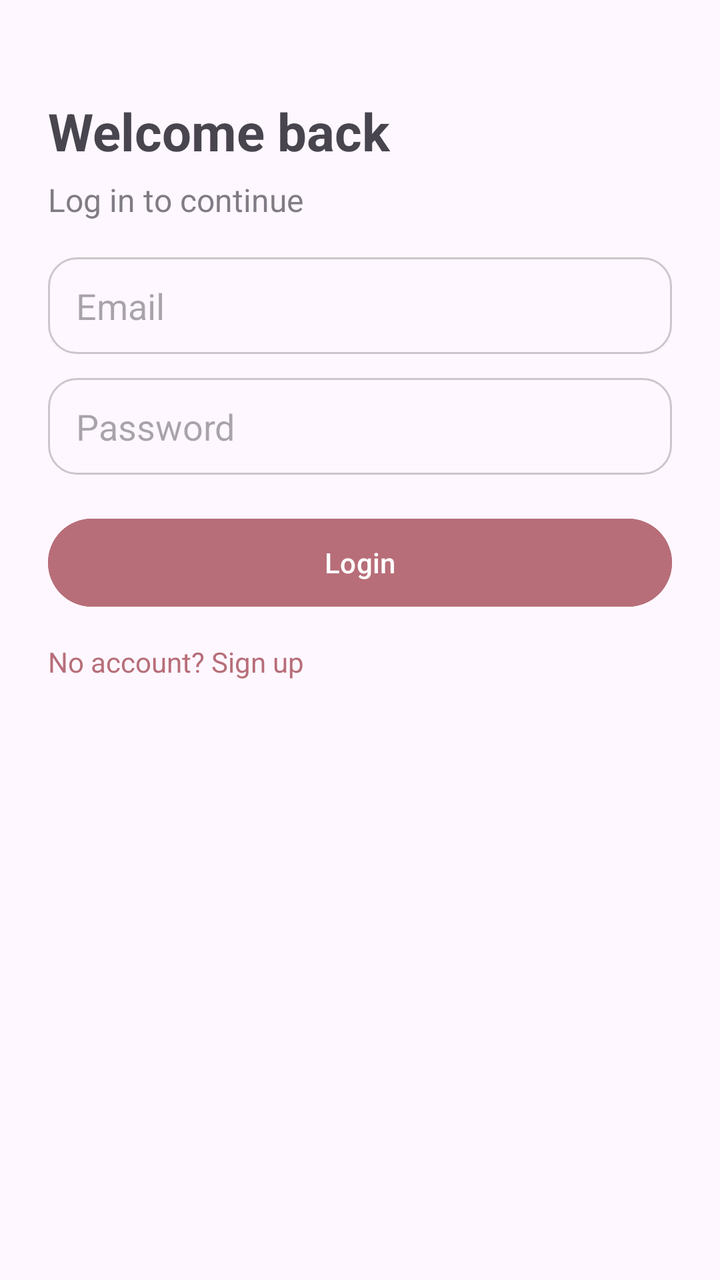
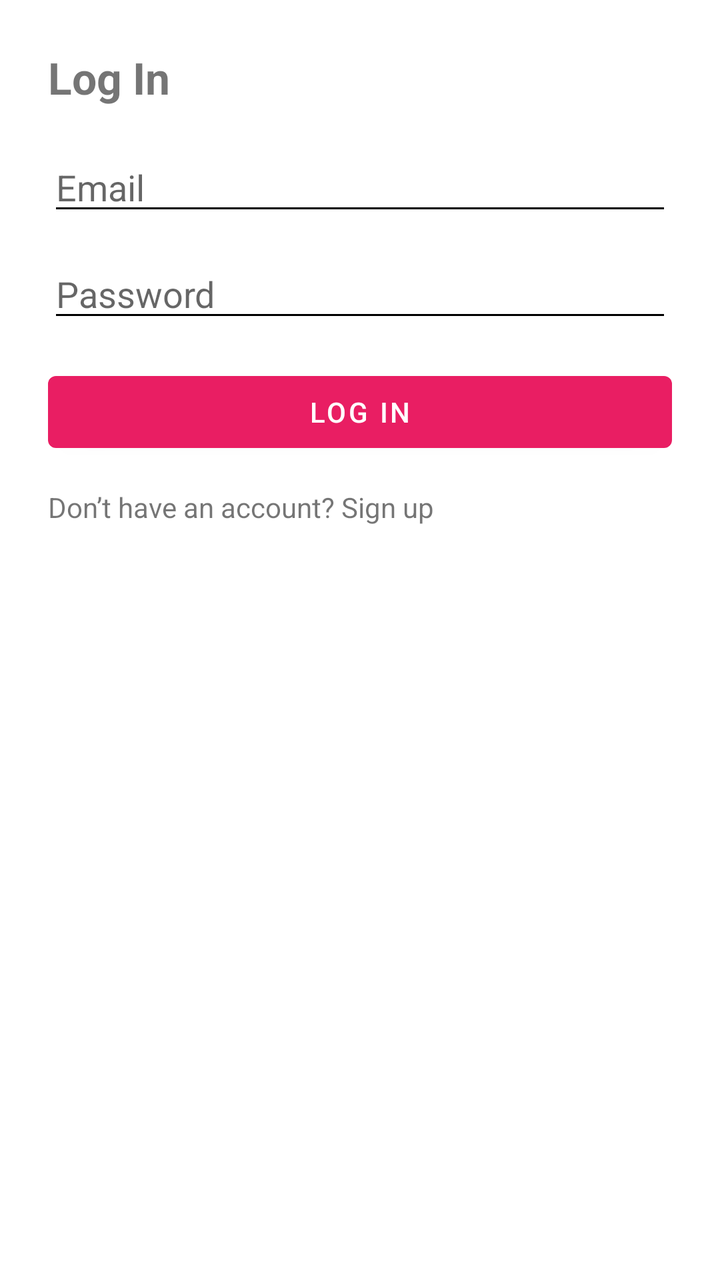

An Android layout rendered at two revisions. The XML below is the earlier revision; the diff shows what the commit changed to produce the second picture.
<!-- AndroidManifest.xml: application theme Theme.ValueMatch -->
<!-- res/layout/fragment_login.xml -->
<?xml version="1.0" encoding="utf-8"?>
<ScrollView xmlns:android="http://schemas.android.com/apk/res/android"
    android:layout_width="match_parent"
    android:layout_height="match_parent"
    android:fillViewport="true">

    <LinearLayout
        android:layout_width="match_parent"
        android:layout_height="wrap_content"
        android:orientation="vertical"
        android:padding="24dp">

        <TextView
            android:layout_width="match_parent"
            android:layout_height="wrap_content"
            android:text="Welcome back"
            android:textSize="26sp"
            android:textStyle="bold"
            android:layout_marginTop="24dp"/>

        <TextView
            android:layout_width="match_parent"
            android:layout_height="wrap_content"
            android:text="Log in to continue"
            android:textSize="16sp"
            android:alpha="0.7"
            android:layout_marginTop="6dp"
            android:layout_marginBottom="18dp"/>

        <EditText
            android:id="@+id/emailInput"
            android:layout_width="match_parent"
            android:layout_height="wrap_content"
            android:hint="Email"
            android:inputType="textEmailAddress"
            android:background="@drawable/bg_input"/>

        <EditText
            android:id="@+id/passwordInput"
            android:layout_width="match_parent"
            android:layout_height="wrap_content"
            android:hint="Password"
            android:inputType="textPassword"
            android:layout_marginTop="12dp"
            android:background="@drawable/bg_input"/>

        <Button
            android:id="@+id/loginButton"
            android:layout_width="match_parent"
            android:layout_height="52dp"
            android:text="Login"
            android:textAllCaps="false"
            android:layout_marginTop="18dp"
            android:backgroundTint="@color/rose_gold"
            android:textColor="@android:color/white"/>

        <TextView
            android:id="@+id/goToSignup"
            android:layout_width="wrap_content"
            android:layout_height="wrap_content"
            android:text="No account? Sign up"
            android:textSize="14sp"
            android:layout_marginTop="14dp"
            android:textColor="@color/rose_gold"/>

    </LinearLayout>
</ScrollView>
<!-- resources referenced by this layout -->
<resources>
  <color name="rose_gold">#B76E79</color>
  <!-- drawable bg_input (drawable) -->
  <?xml version="1.0" encoding="utf-8"?>
  <shape xmlns:android="http://schemas.android.com/apk/res/android">
      <solid android:color="@android:color/transparent"/>
      <stroke android:width="1dp" android:color="#33000000"/>
      <corners android:radius="14dp"/>
      <padding
          android:left="14dp"
          android:top="12dp"
          android:right="14dp"
          android:bottom="12dp"/>
  </shape>
  <style name="Theme.ValueMatch" parent="Theme.Material3.DayNight.NoActionBar">
          <item name="colorPrimary">@color/rose_gold</item>
          <item name="colorOnPrimary">@color/text_light</item>
  
          <item name="colorSecondary">@color/rose_gold</item>
          <item name="colorOnSecondary">@color/text_light</item>
  
          <item name="android:statusBarColor">@color/rose_gold</item>
      </style>
  <color name="text_light">#FFFFFF</color>
</resources>

<!-- the commit's change to res/layout/fragment_login.xml (unified diff, before → after) -->
@@ -1,67 +1,44 @@
 <?xml version="1.0" encoding="utf-8"?>
-<ScrollView xmlns:android="http://schemas.android.com/apk/res/android"
+<LinearLayout xmlns:android="http://schemas.android.com/apk/res/android"
     android:layout_width="match_parent"
     android:layout_height="match_parent"
-    android:fillViewport="true">
+    android:orientation="vertical"
+    android:padding="24dp">
 
-    <LinearLayout
+    <TextView
+        android:layout_width="wrap_content"
+        android:layout_height="wrap_content"
+        android:text="@string/login"
+        android:textStyle="bold"
+        android:textSize="22sp"
+        android:layout_marginBottom="18dp"/>
+
+    <EditText
+        android:id="@+id/emailInput"
         android:layout_width="match_parent"
         android:layout_height="wrap_content"
-        android:orientation="vertical"
-        android:padding="24dp">
+        android:hint="@string/email_hint"
+        android:inputType="textEmailAddress"/>
 
-        <TextView
-            android:layout_width="match_parent"
-            android:layout_height="wrap_content"
-            android:text="Welcome back"
-            android:textSize="26sp"
-            android:textStyle="bold"
-            android:layout_marginTop="24dp"/>
+    <EditText
+        android:id="@+id/passwordInput"
+        android:layout_width="match_parent"
+        android:layout_height="wrap_content"
+        android:hint="@string/password_hint"
+        android:inputType="textPassword"
+        android:layout_marginTop="12dp"/>
 
-        <TextView
-            android:layout_width="match_parent"
-            android:layout_height="wrap_content"
-            android:text="Log in to continue"
-            android:textSize="16sp"
-            android:alpha="0.7"
-            android:layout_marginTop="6dp"
-            android:layout_marginBottom="18dp"/>
+    <Button
+        android:id="@+id/loginButton"
+        android:layout_width="match_parent"
+        android:layout_height="wrap_content"
+        android:text="@string/login"
+        android:layout_marginTop="16dp"/>
 
-        <EditText
-            android:id="@+id/emailInput"
-            android:layout_width="match_parent"
-            android:layout_height="wrap_content"
-            android:hint="Email"
-            android:inputType="textEmailAddress"
-            android:background="@drawable/bg_input"/>
-
-        <EditText
-            android:id="@+id/passwordInput"
-            android:layout_width="match_parent"
-            android:layout_height="wrap_content"
-            android:hint="Password"
-            android:inputType="textPassword"
-            android:layout_marginTop="12dp"
-            android:background="@drawable/bg_input"/>
-
-        <Button
-            android:id="@+id/loginButton"
-            android:layout_width="match_parent"
-            android:layout_height="52dp"
-            android:text="Login"
-            android:textAllCaps="false"
-            android:layout_marginTop="18dp"
-            android:backgroundTint="@color/rose_gold"
-            android:textColor="@android:color/white"/>
-
-        <TextView
-            android:id="@+id/goToSignup"
-            android:layout_width="wrap_content"
-            android:layout_height="wrap_content"
-            android:text="No account? Sign up"
-            android:textSize="14sp"
-            android:layout_marginTop="14dp"
-            android:textColor="@color/rose_gold"/>
-
-    </LinearLayout>
-</ScrollView>
+    <TextView
+        android:id="@+id/goToSignup"
+        android:layout_width="wrap_content"
+        android:layout_height="wrap_content"
+        android:text="@string/go_to_signup"
+        android:layout_marginTop="14dp"/>
+</LinearLayout>
<!-- resource entries referenced after the edit -->
@@ -1,27 +1,25 @@
 <!-- resources referenced by this layout -->
 <resources>
-  <color name="rose_gold">#B76E79</color>
-  <!-- drawable bg_input (drawable) -->
-  <?xml version="1.0" encoding="utf-8"?>
-  <shape xmlns:android="http://schemas.android.com/apk/res/android">
-      <solid android:color="@android:color/transparent"/>
-      <stroke android:width="1dp" android:color="#33000000"/>
-      <corners android:radius="14dp"/>
-      <padding
-          android:left="14dp"
-          android:top="12dp"
-          android:right="14dp"
-          android:bottom="12dp"/>
-  </shape>
-  <style name="Theme.ValueMatch" parent="Theme.Material3.DayNight.NoActionBar">
-          <item name="colorPrimary">@color/rose_gold</item>
-          <item name="colorOnPrimary">@color/text_light</item>
+  <string name="email_hint">Email</string>
+  <string name="go_to_signup">Don’t have an account? Sign up</string>
+  <string name="login">Log In</string>
+  <string name="password_hint">Password</string>
+  <style name="Theme.ValueMatch" parent="Theme.MaterialComponents.Light.NoActionBar">
   
-          <item name="colorSecondary">@color/rose_gold</item>
-          <item name="colorOnSecondary">@color/text_light</item>
+          <item name="colorPrimary">#E91E63</item>
+          <item name="colorPrimaryVariant">#E91E63</item>
+          <item name="colorSecondary">#E91E63</item>
+          <item name="colorOnPrimary">@android:color/white</item>
   
-          <item name="android:statusBarColor">@color/rose_gold</item>
+          <item name="android:windowBackground">@android:color/white</item>
+          <item name="android:textColorPrimary">@android:color/black</item>
+          <item name="android:textColorSecondary">@android:color/black</item>
+  
+          <item name="windowActionBar">false</item>
+          <item name="windowNoTitle">true</item>
+  
+          <item name="colorSurface">@android:color/white</item>
+          <item name="colorOnSurface">@android:color/black</item>
       </style>
-  <color name="text_light">#FFFFFF</color>
 </resources>
 
